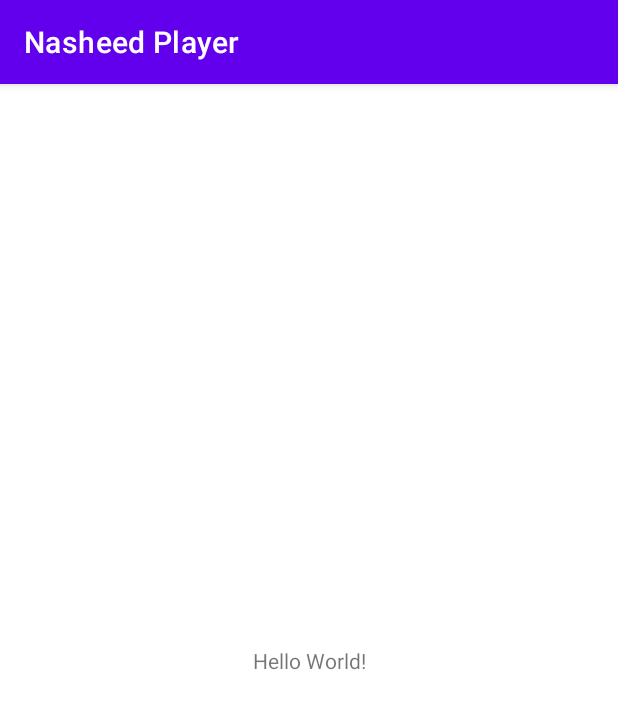
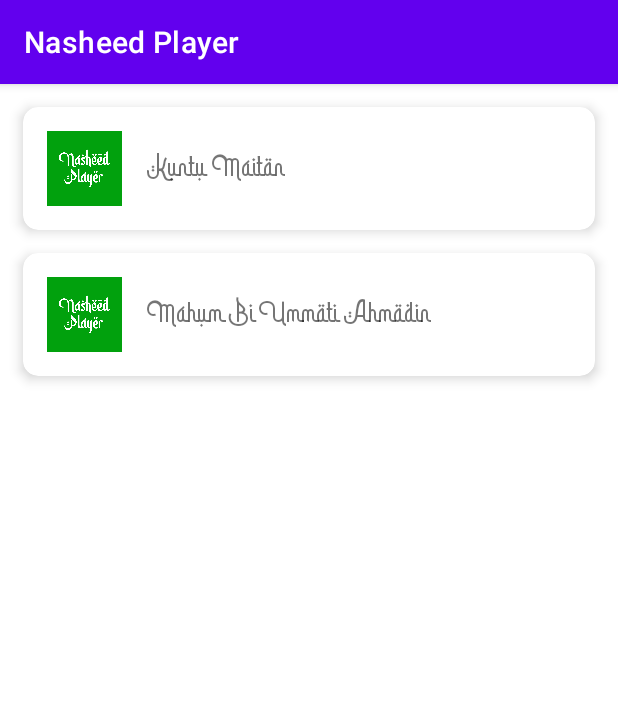
Before and after one commit to UsmonHamidulloh/nasheed-player, an Android app: the screen it shows after launch (MainActivity), on a phone screen of 412 x 824 dp. Shown: the top 709 px of the screen. Run offline under Robolectric (Android 15) with nearby library versions, the phone set to English and light mode, and no system bars.

Commit message:
recyclerView is ready created item_nasheed.xml created Nasheed.kt (model) added two nasheed added font (bismillah_script.ttf) added binding

```diff
--- a/app/build.gradle
+++ b/app/build.gradle
@@ -30,6 +30,9 @@ android {
     kotlinOptions {
         jvmTarget = '1.8'
     }
+    buildFeatures {
+        viewBinding true
+    }
 }
 
 dependencies {
--- a/app/src/main/AndroidManifest.xml
+++ b/app/src/main/AndroidManifest.xml
@@ -4,12 +4,12 @@
 
     <application
         android:allowBackup="true"
-        android:icon="@mipmap/ic_launcher"
+        android:icon="@drawable/nasheed_player"
         android:label="@string/app_name"
         android:roundIcon="@mipmap/ic_launcher_round"
         android:supportsRtl="true"
         android:theme="@style/Theme.NasheedPlayer">
-        <activity android:name=".MainActivity">
+        <activity android:name=".ui.activity.MainActivity">
             <intent-filter>
                 <action android:name="android.intent.action.MAIN" />
 
--- a/app/src/main/java/com/hamidulloh/nasheedplayer/MainActivity.kt
+++ /dev/null
@@ -1,11 +0,0 @@
-package com.hamidulloh.nasheedplayer
-
-import androidx.appcompat.app.AppCompatActivity
-import android.os.Bundle
-
-class MainActivity : AppCompatActivity() {
-    override fun onCreate(savedInstanceState: Bundle?) {
-        super.onCreate(savedInstanceState)
-        setContentView(R.layout.activity_main)
-    }
-}
--- /dev/null
+++ b/app/src/main/java/com/hamidulloh/nasheedplayer/model/Nasheed.kt
@@ -0,0 +1,8 @@
+package com.hamidulloh.nasheedplayer.model
+
+data class Nasheed(
+    val id: Int,
+    val name: String,
+    val path: Int,
+    val cover: Int
+)
--- /dev/null
+++ b/app/src/main/java/com/hamidulloh/nasheedplayer/ui/activity/MainActivity.kt
@@ -0,0 +1,29 @@
+package com.hamidulloh.nasheedplayer.ui.activity
+
+import androidx.appcompat.app.AppCompatActivity
+import android.os.Bundle
+import androidx.recyclerview.widget.LinearLayoutManager
+import com.hamidulloh.nasheedplayer.R
+import com.hamidulloh.nasheedplayer.databinding.ActivityMainBinding
+import com.hamidulloh.nasheedplayer.model.Nasheed
+import com.hamidulloh.nasheedplayer.ui.adapter.NasheedAdapter
+import com.hamidulloh.nasheedplayer.utills.nasheedList
+
+class MainActivity : AppCompatActivity() {
+    private lateinit var binding: ActivityMainBinding
+    private lateinit var nasheedAdapter: NasheedAdapter
+    override fun onCreate(savedInstanceState: Bundle?) {
+        super.onCreate(savedInstanceState)
+        binding = ActivityMainBinding.inflate(layoutInflater)
+        setContentView(binding.root)
+
+        nasheedAdapter = NasheedAdapter()
+
+        nasheedAdapter.submitList(nasheedList())
+
+        binding.nasheedList.apply {
+            adapter = nasheedAdapter
+            layoutManager = LinearLayoutManager(context)
+        }
+    }
+}
--- /dev/null
+++ b/app/src/main/java/com/hamidulloh/nasheedplayer/ui/adapter/NasheedAdapter.kt
@@ -0,0 +1,40 @@
+package com.hamidulloh.nasheedplayer.ui.adapter
+
+import android.view.LayoutInflater
+import android.view.ViewGroup
+import androidx.recyclerview.widget.DiffUtil
+import androidx.recyclerview.widget.ListAdapter
+import androidx.recyclerview.widget.RecyclerView
+import com.hamidulloh.nasheedplayer.databinding.ItemNasheedBinding
+import com.hamidulloh.nasheedplayer.model.Nasheed
+
+class NasheedAdapter : ListAdapter<Nasheed, NasheedAdapter.ViewHolder>(NasheedDiffCallback()) {
+
+    override fun onCreateViewHolder(parent: ViewGroup, viewType: Int): ViewHolder {
+        val binding = ItemNasheedBinding.inflate(
+            LayoutInflater.from(parent.context),
+            parent, false)
+
+        return ViewHolder(binding)
+    }
+
+    override fun onBindViewHolder(holder: ViewHolder, position: Int) {
+        val nasheed = getItem(position)
+
+        holder.binding.name.text = nasheed.name
+        holder.binding.cover.setImageResource(nasheed.cover)
+    }
+
+    class NasheedDiffCallback : DiffUtil.ItemCallback<Nasheed>() {
+        override fun areItemsTheSame(oldItem: Nasheed, newItem: Nasheed): Boolean {
+            return oldItem.id == newItem.id
+        }
+
+        override fun areContentsTheSame(oldItem: Nasheed, newItem: Nasheed): Boolean {
+            return oldItem == newItem
+        }
+    }
+
+    class ViewHolder(val binding: ItemNasheedBinding)
+        : RecyclerView.ViewHolder(binding.root)
+}
--- /dev/null
+++ b/app/src/main/java/com/hamidulloh/nasheedplayer/utills/NasheedList.kt
@@ -0,0 +1,15 @@
+package com.hamidulloh.nasheedplayer.utills
+
+import com.hamidulloh.nasheedplayer.R
+import com.hamidulloh.nasheedplayer.model.Nasheed
+
+fun nasheedList(): ArrayList<Nasheed> {
+    val listNasheed = ArrayList<Nasheed>()
+
+    listNasheed.apply {
+        add(Nasheed(0, "Kuntu Maitan", R.raw.kuntu_maitan, R.drawable.nasheed_player))
+        add(Nasheed(1, "Mahum Bi Ummati Ahmadin", R.raw.mahum_bi_ummati_ahmadin, R.drawable.nasheed_player))
+    }
+
+    return listNasheed
+}
--- a/app/src/main/res/layout/activity_main.xml
+++ b/app/src/main/res/layout/activity_main.xml
@@ -4,15 +4,16 @@
     xmlns:tools="http://schemas.android.com/tools"
     android:layout_width="match_parent"
     android:layout_height="match_parent"
-    tools:context=".MainActivity">
+    tools:context=".ui.activity.MainActivity">
 
-    <TextView
-        android:layout_width="wrap_content"
-        android:layout_height="wrap_content"
-        android:text="Hello World!"
+    <androidx.recyclerview.widget.RecyclerView
+        android:id="@+id/nasheed_list"
+        android:layout_width="0dp"
+        android:layout_height="match_parent"
         app:layout_constraintBottom_toBottomOf="parent"
-        app:layout_constraintLeft_toLeftOf="parent"
-        app:layout_constraintRight_toRightOf="parent"
-        app:layout_constraintTop_toTopOf="parent" />
+        app:layout_constraintEnd_toEndOf="parent"
+        app:layout_constraintStart_toStartOf="parent"
+        app:layout_constraintTop_toTopOf="parent"
+        tools:listitem="@layout/item_nasheed" />
 
 </androidx.constraintlayout.widget.ConstraintLayout>
--- /dev/null
+++ b/app/src/main/res/layout/item_nasheed.xml
@@ -0,0 +1,45 @@
+<?xml version="1.0" encoding="utf-8"?>
+<androidx.cardview.widget.CardView xmlns:android="http://schemas.android.com/apk/res/android"
+    xmlns:app="http://schemas.android.com/apk/res-auto"
+    xmlns:tools="http://schemas.android.com/tools"
+    android:layout_width="match_parent"
+    android:layout_height="wrap_content"
+    android:layout_marginHorizontal="15dp"
+    android:layout_marginTop="15dp"
+    android:clickable="true"
+    android:focusable="true"
+    android:foreground="?attr/selectableItemBackground"
+    app:cardCornerRadius="10dp"
+    app:cardElevation="5dp">
+
+    <androidx.constraintlayout.widget.ConstraintLayout
+        android:layout_width="match_parent"
+        android:layout_height="match_parent"
+        android:layout_marginHorizontal="16dp"
+        android:layout_marginVertical="16dp">
+
+        <ImageView
+            android:id="@+id/cover"
+            android:layout_width="50dp"
+            android:layout_height="50dp"
+            android:scaleType="centerCrop"
+            android:src="@drawable/img_cat"
+            app:layout_constraintStart_toStartOf="parent"
+            app:layout_constraintTop_toTopOf="parent"
+            tools:ignore="ContentDescription" />
+
+        <TextView
+            android:id="@+id/name"
+            android:layout_width="wrap_content"
+            android:layout_height="wrap_content"
+            android:layout_marginStart="16dp"
+            android:fontFamily="@font/bismillah_script"
+            android:text="@string/app_name"
+            android:textSize="24sp"
+            app:layout_constraintBottom_toBottomOf="@id/cover"
+            app:layout_constraintStart_toEndOf="@id/cover"
+            app:layout_constraintTop_toTopOf="@id/cover" />
+
+    </androidx.constraintlayout.widget.ConstraintLayout>
+
+</androidx.cardview.widget.CardView>
```
Also changed, not shown: app/src/main/res/drawable/img_cat.jpg (added), app/src/main/res/drawable/nasheed_player.jpg (added), app/src/main/res/font/bismillah_script.ttf (added).
